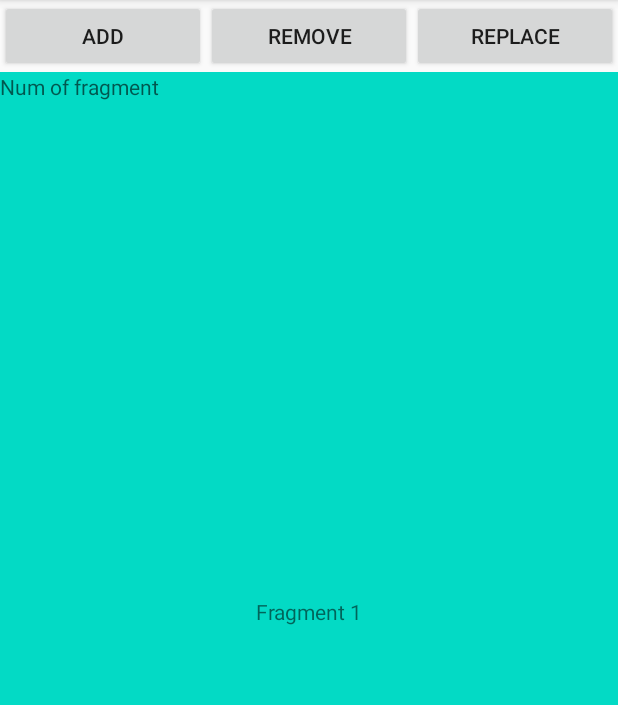
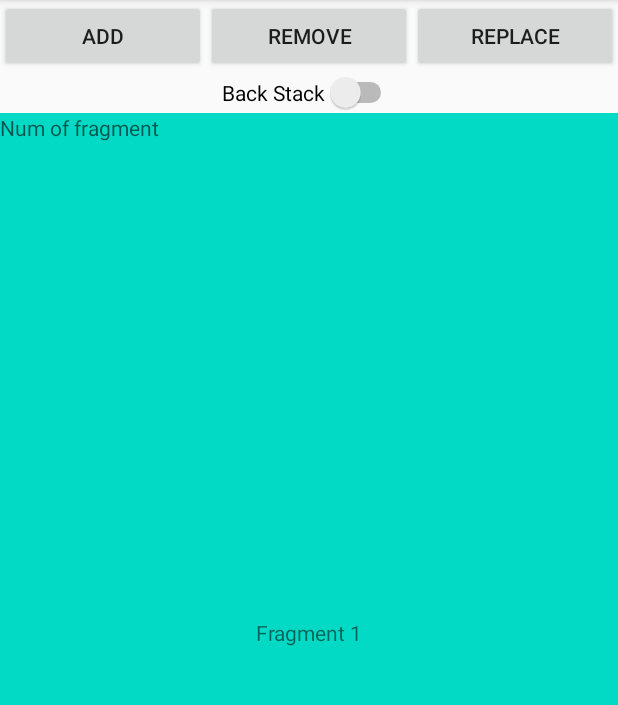
Before and after one commit to Naftali-K/2020_04_05_FragmentWork, an Android app: the screen it shows after launch (MainActivity), after a tap on "ADD", on a phone screen of 412 x 824 dp, the part 84-789 px from its top. Run offline under Robolectric (Android 15) with nearby library versions, the phone set to English and light mode, and no system bars.

Commit message:
* Add switch, add to the stuck. Not can decide add all layouts to the stuck, for can use back button, for back to layout before

```diff
--- a/app/src/main/java/com/android/fragmentwork/MainActivity.java
+++ b/app/src/main/java/com/android/fragmentwork/MainActivity.java
@@ -8,6 +8,7 @@ import androidx.fragment.app.FragmentTransaction;
 import android.os.Bundle;
 import android.view.View;
 import android.widget.Button;
+import android.widget.Switch;
 import android.widget.Toast;
 
 import com.android.fragmentwork.fragments.BlankFragment;
@@ -19,6 +20,8 @@ public class MainActivity extends AppCompatActivity {
     FragmentTransaction transaction;
     Fragment fragment1, fragment2;
 
+    Switch isBackStack;
+
     @Override
     protected void onCreate(Bundle savedInstanceState) {
         super.onCreate(savedInstanceState);
@@ -27,6 +30,7 @@ public class MainActivity extends AppCompatActivity {
         manager = getSupportFragmentManager(); // Connecting manager of Fragment
         fragment1 = new BlankFragment(); //make new object of fragment new every time new. other to be error
         fragment2 = new BlankFragment2();
+        isBackStack = findViewById(R.id.switch_back_stack);
 
 
         findViewById(R.id.btn_add).setOnClickListener(new View.OnClickListener() { //onClick Add fragment
@@ -79,6 +83,10 @@ public class MainActivity extends AppCompatActivity {
                 }else{ //other, no one fragments not was opened
                     Toast.makeText(getBaseContext(), "Remove Fragment, NOT have what remove", Toast.LENGTH_LONG).show();
                 }
+
+                if(isBackStack.isChecked()){
+                    transaction.addToBackStack(null);
+                }
                 transaction.commit(); //again like "DO". after this action destroy transaction
             }
         });
@@ -95,6 +103,10 @@ public class MainActivity extends AppCompatActivity {
                     transaction.replace(R.id.fragment_container, fragment1, BlankFragment.TAG);
                 }else{ //not have opened fragment, so not have what so switch
                     Toast.makeText(getBaseContext(), "NOT have what Replace", Toast.LENGTH_LONG).show();
+                }
+
+                if(isBackStack.isChecked()){
+                    transaction.addToBackStack(null);
                 }
                 transaction.commit(); //again like "DO". after this action destroy transaction
             }
--- a/app/src/main/res/layout/activity_main.xml
+++ b/app/src/main/res/layout/activity_main.xml
@@ -63,11 +63,21 @@
 
     </LinearLayout>
 
+    <Switch
+        android:id="@+id/switch_back_stack"
+        android:layout_width="wrap_content"
+        android:layout_height="wrap_content"
+        app:layout_constraintTop_toBottomOf="@id/nav_line"
+        app:layout_constraintLeft_toLeftOf="parent"
+        app:layout_constraintRight_toRightOf="parent"
+        android:text="Back Stack" />
+
     <FrameLayout
         android:id="@+id/fragment_container"
         android:layout_width="match_parent"
         android:layout_height="0dp"
-        app:layout_constraintTop_toBottomOf="@id/nav_line"
+        app:layout_constraintTop_toBottomOf="@id/switch_back_stack"
         app:layout_constraintBottom_toBottomOf="parent"/>
 
+
 </androidx.constraintlayout.widget.ConstraintLayout>
```
